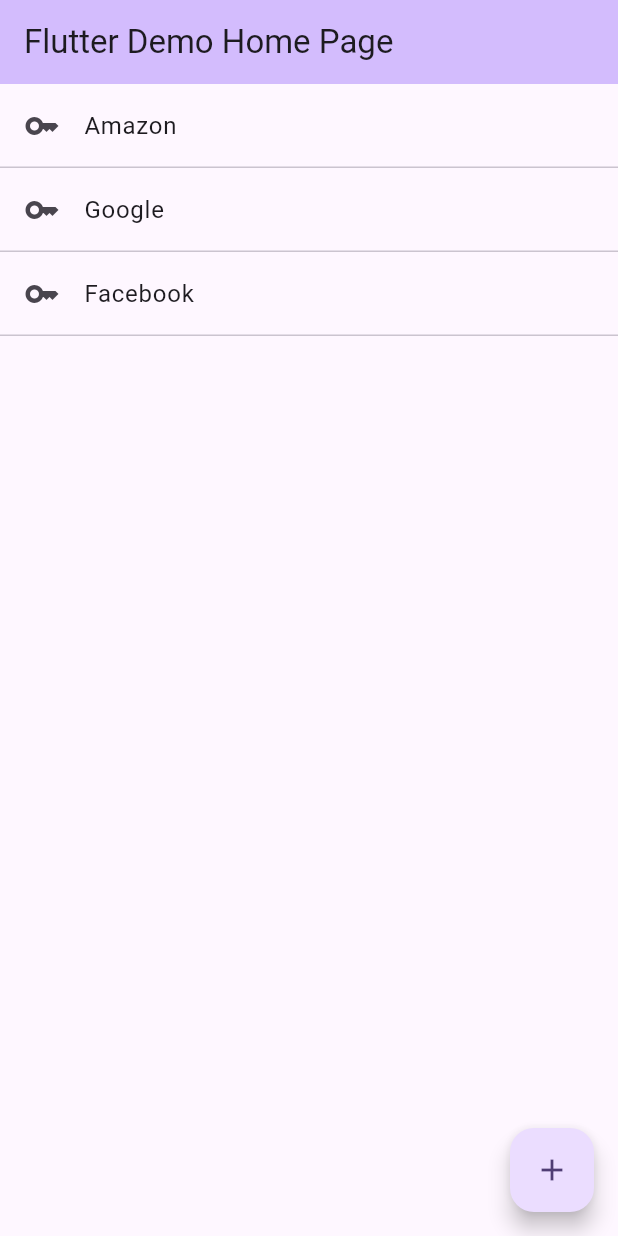
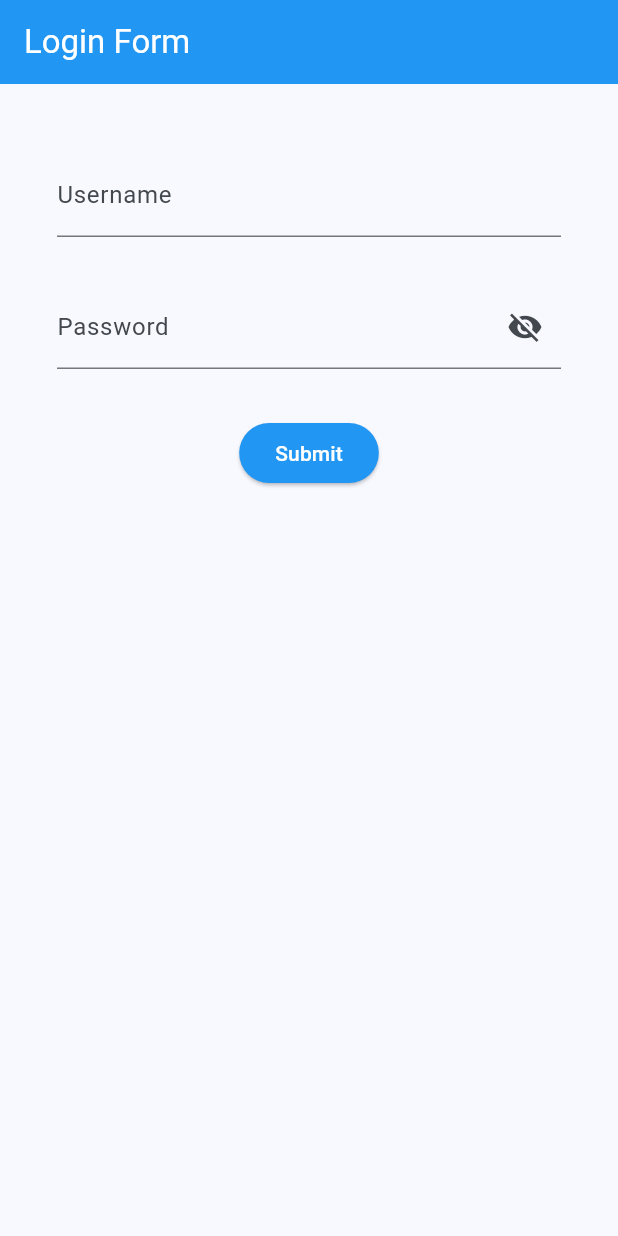
Before and after one commit to aoskainer/flutter_app, a Flutter app: the screen it shows after launch, on a phone screen of 412 x 824 dp. Run offline on Flutter 3.47's test engine with Material 3 defaults, Android fonts, the phone set to English and light mode, and no system bars; our stand-ins replace flutter_riverpod.

Commit message:
feat: ログインページを実装しました。

```diff
--- a/lib/main.dart
+++ b/lib/main.dart
@@ -1,5 +1,5 @@
 import 'package:flutter/material.dart';
-import 'package:flutter_app/view/list_page.dart';
+import 'package:flutter_app/view/login_page.dart';
 import 'package:flutter_riverpod/flutter_riverpod.dart';
 
 void main() {
@@ -14,10 +14,10 @@ class MyApp extends StatelessWidget {
     return MaterialApp(
       title: 'Flutter Demo',
       theme: ThemeData(
-        colorScheme: ColorScheme.fromSeed(seedColor: Colors.deepPurple),
+        colorScheme: ColorScheme.fromSeed(seedColor: Colors.blue),
         useMaterial3: true,
       ),
-      home: const ListPage(title: 'Flutter Demo Home Page'),
+      home: const LoginPage(),
     );
   }
 }
--- /dev/null
+++ b/lib/provider/login_form_view_model_provider.dart
@@ -0,0 +1,5 @@
+import 'package:flutter_app/view_model/login_form_view_model.dart';
+import 'package:flutter_riverpod/flutter_riverpod.dart';
+
+final loginFormViewModelProvider =
+    ChangeNotifierProvider((ref) => LoginFormViewModel());
--- /dev/null
+++ b/lib/view/login_page.dart
@@ -0,0 +1,78 @@
+import 'package:flutter/material.dart';
+import 'package:flutter_app/provider/login_form_view_model_provider.dart';
+import 'package:flutter_riverpod/flutter_riverpod.dart';
+
+class LoginPage extends ConsumerWidget {
+  const LoginPage({super.key});
+
+  @override
+  Widget build(BuildContext context, WidgetRef ref) {
+    final loginFormViewModel = ref.watch(loginFormViewModelProvider);
+
+    return Scaffold(
+      appBar: AppBar(
+        title: const Text('Login Form'),
+        backgroundColor: Colors.blue,
+        foregroundColor: Colors.white,
+      ),
+      body: Center(
+        child: Container(
+          padding: const EdgeInsets.all(30.0),
+          child: Column(
+            crossAxisAlignment: CrossAxisAlignment.start,
+            children: <Widget>[
+              Padding(
+                padding: const EdgeInsets.symmetric(
+                  horizontal: 8,
+                  vertical: 16,
+                ),
+                child: TextFormField(
+                  decoration: const InputDecoration(
+                    labelText: 'Username',
+                  ),
+                ),
+              ),
+              Padding(
+                padding: const EdgeInsets.symmetric(
+                  horizontal: 8,
+                  vertical: 16,
+                ),
+                child: TextFormField(
+                  obscureText: loginFormViewModel.isObscure,
+                  decoration: InputDecoration(
+                    labelText: 'Password',
+                    suffixIcon: IconButton(
+                      icon: Icon(loginFormViewModel.isObscure
+                          ? Icons.visibility_off
+                          : Icons.visibility),
+                      onPressed: () {
+                        loginFormViewModel.toggleObscure();
+                      },
+                    ),
+                  ),
+                ),
+              ),
+              const Padding(
+                padding: EdgeInsets.symmetric(
+                  vertical: 8,
+                ),
+              ),
+              Center(
+                child: ElevatedButton(
+                  onPressed: () {
+                    // ログイン後処理を書く。
+                  },
+                  style: ElevatedButton.styleFrom(
+                    backgroundColor: Colors.blue,
+                    foregroundColor: Colors.white,
+                  ),
+                  child: const Text('Submit'),
+                ),
+              ),
+            ],
+          ),
+        ),
+      ),
+    );
+  }
+}
```
Also changed, not shown: lib/view_model/login_form_view_model.dart (added, +14 -0 lines), 3 other files.
